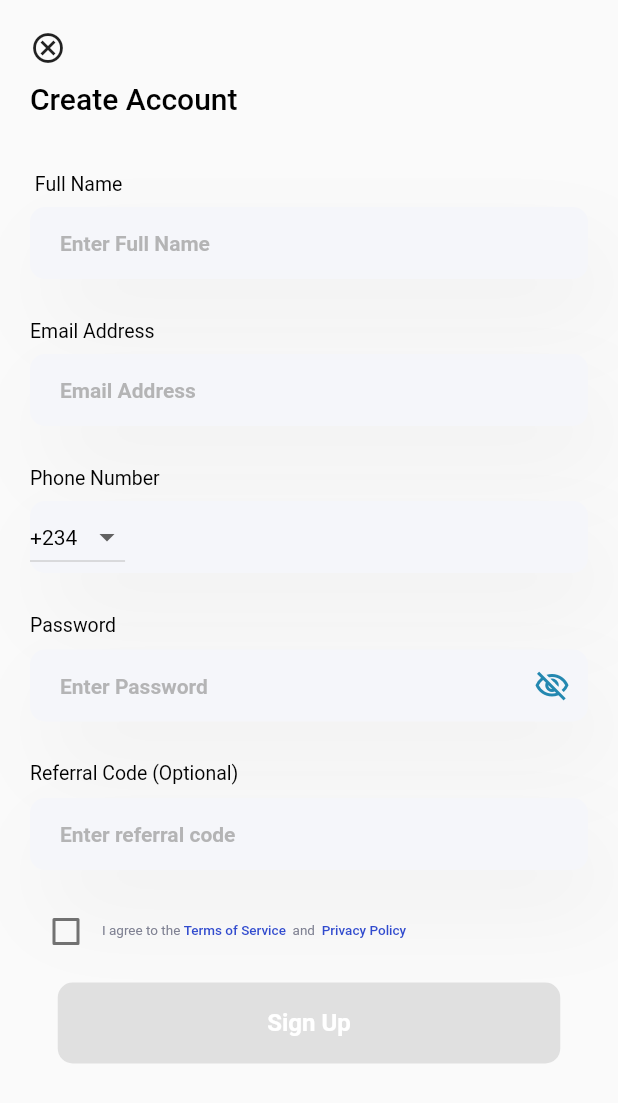
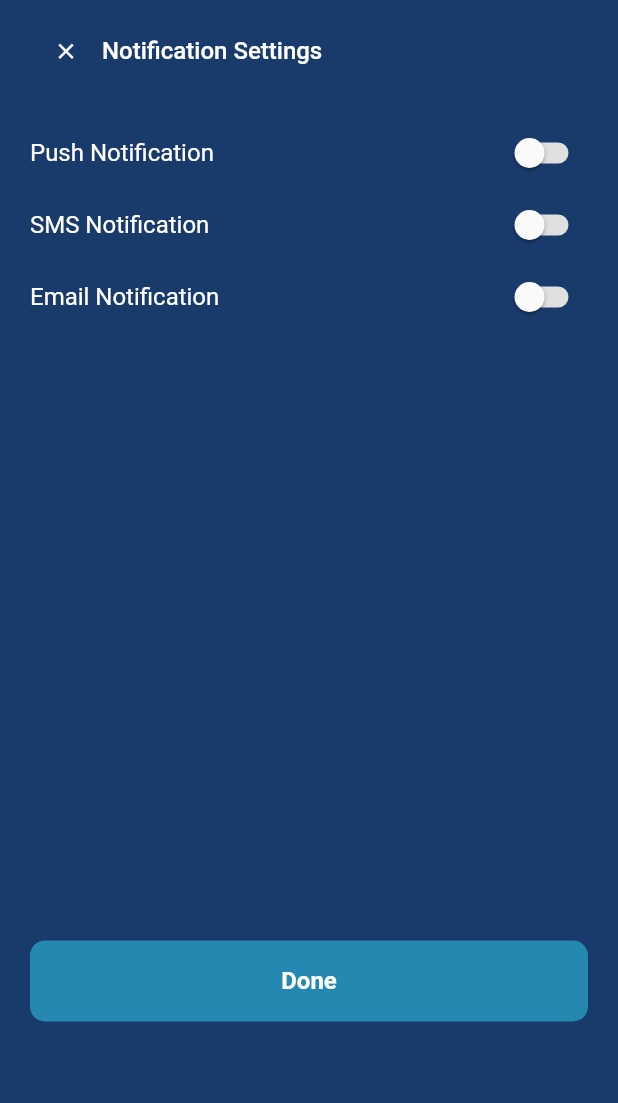
Before and after one commit to sholarrh/compact_pay, a Flutter app: the screen it shows after launch, on a phone screen of 412 x 824 dp. Shown: the top 1103 px of the screen. Run offline on Flutter 3.47's test engine with Material 2 defaults, Android fonts, the phone set to English and light mode, and no system bars; Roboto replaces fonts that are missing (Poppins).

Commit message:
Second push

```diff
--- a/lib/main.dart
+++ b/lib/main.dart
@@ -1,5 +1,10 @@
 import 'package:compact_pay/screens/auth/login.dart';
 import 'package:compact_pay/screens/auth/sign_up.dart';
+import 'package:compact_pay/screens/changepassword.dart';
+import 'package:compact_pay/screens/notificationsettings.dart';
+import 'package:compact_pay/screens/passwordsettings.dart';
+import 'package:compact_pay/screens/securitysettings.dart';
+import 'package:compact_pay/screens/settings.dart';
 import 'package:flutter/material.dart';
 
 void main() {
@@ -26,7 +31,7 @@ class MyApp extends StatelessWidget {
         // is not restarted.
         primarySwatch: Colors.blue,
       ),
-      home: SignUp(),
+      home: NotificationSettings(),
     );
   }
 }
--- a/lib/screens/auth/sign_up.dart
+++ b/lib/screens/auth/sign_up.dart
@@ -226,7 +226,7 @@ class _SignUpState extends State<SignUp> {
                     },
                     child: Container(
                       height: 54,
-                      width: 335,
+                      width: double.infinity,
                       decoration: BoxDecoration(
                         color: ashColor,
                         borderRadius: BorderRadius.circular(10),
--- /dev/null
+++ b/lib/screens/notificationsettings.dart
@@ -0,0 +1,144 @@
+import 'package:compact_pay/utils/app_colors.dart';
+import 'package:compact_pay/widgets/my_button.dart';
+import 'package:flutter/material.dart';
+
+import '../widgets/my_text.dart';
+
+class NotificationSettings extends StatefulWidget {
+  const NotificationSettings({Key? key}) : super(key: key);
+
+  @override
+  State<NotificationSettings> createState() => _NotificationSettingsState();
+}
+
+class _NotificationSettingsState extends State<NotificationSettings> {
+  bool isSwitched1 = false;
+  bool isSwitched2 = false;
+  bool isSwitched3 = false;
+  @override
+  Widget build(BuildContext context) {
+    return SafeArea(
+      child: Scaffold(
+        backgroundColor: deepBlue1,
+        body: Padding(
+          padding: const EdgeInsets.only(left: 20, right: 20),
+          child: Column(
+            children: [
+              Padding(
+                padding: const EdgeInsets.only(top: 10, bottom: 20),
+                child: Row(
+                  children: [
+                    IconButton(
+                      icon: Icon(Icons.close),
+                      color: white,
+                      iconSize: 17,
+                      onPressed: () {
+                        Navigator.pop(context);
+                      },
+                    ),
+                    MyText(
+                      'Notification Settings',
+                      color: white,
+                      fontFamily: 'Poppins',
+                      fontSize: 16,
+                      fontWeight: FontWeight.w500,
+                    ),
+                  ],
+                ),
+              ),
+              Row(
+                mainAxisAlignment: MainAxisAlignment.spaceBetween,
+                children: [
+                  MyText(
+                    'Push Notification',
+                    color: white,
+                    fontFamily: 'Poppins',
+                    fontSize: 16,
+                    fontWeight: FontWeight.w400,
+                  ),
+                  Switch(
+                    value: isSwitched1,
+                    onChanged: (value) {
+                      setState(() {
+                        isSwitched1 = value;
+                        print(isSwitched1);
+                      });
+                    },
+                    activeColor: lightGreen,
+                    inactiveTrackColor: lightGrey2,
+                  ),
+                ],
+              ),
+              Row(
+                mainAxisAlignment: MainAxisAlignment.spaceBetween,
+                children: [
+                  MyText(
+                    'SMS Notification',
+                    color: white,
+                    fontFamily: 'Poppins',
+                    fontSize: 16,
+                    fontWeight: FontWeight.w400,
+                  ),
+                  Switch(
+                    value: isSwitched2,
+                    onChanged: (value) {
+                      setState(() {
+                        isSwitched2 = value;
+                        print(isSwitched2);
+                      });
+                    },
+                    activeColor: lightGreen,
+                    inactiveTrackColor: lightGrey2,
+                  ),
+                ],
+              ),
+              Row(
+                mainAxisAlignment: MainAxisAlignment.spaceBetween,
+                children: [
+                  MyText(
+                    'Email Notification',
+                    color: white,
+                    fontFamily: 'Poppins',
+                    fontSize: 16,
+                    fontWeight: FontWeight.w400,
+                  ),
+                  Switch(
+                    value: isSwitched3,
+                    onChanged: (value) {
+                      setState(() {
+                        isSwitched3 = value;
+                        print(isSwitched3);
+                      });
+                    },
+                    activeColor: lightGreen,
+                    inactiveTrackColor: lightGrey2,
+                  ),
+                ],
+              ),
+              SizedBox(height: 400),
+              MyButton(
+                child: Container(
+                  height: 54,
+                  width: double.infinity,
+                  decoration: BoxDecoration(
+                    color: mainBlue,
+                    borderRadius: BorderRadius.circular(10),
+                  ),
+                  child: Center(
+                    child: MyText(
+                      'Done',
+                      color: white,
+                      fontFamily: 'Poppins',
+                      fontSize: 16,
+                      fontWeight: FontWeight.w600,
+                    ),
+                  ),
+                ),
+              )
+            ],
+          ),
+        ),
+      ),
+    );
+  }
+}
--- a/lib/utils/app_colors.dart
+++ b/lib/utils/app_colors.dart
@@ -11,3 +11,8 @@ const lightGrey = Color(0xFF7F8192);
 const black = Colors.black;
 const deepBlue = Color(0xff151940);
 const ashColor = Color(0xffE0E0E0);
+const deepBlue1 = Color(0xff193B6C);
+const black2121 = Color(0xff212121);
+const ash2 = Color(0xff8A8D8F);
+const lightGreen = Color(0xff1AAE9F);
+const lightGrey2 = Color(0xffE0E0E0);
```
Also changed, not shown: lib/screens/changepassword.dart (added, +125 -0 lines), lib/screens/passwordsettings.dart (added, +123 -0 lines), lib/screens/securitysettings.dart (added, +124 -0 lines), lib/screens/settings.dart (added, +129 -0 lines), assets/images/Group (1).png (added), assets/images/Group.png (added), assets/images/finger-cricle.png (added), assets/images/key.png (added).
